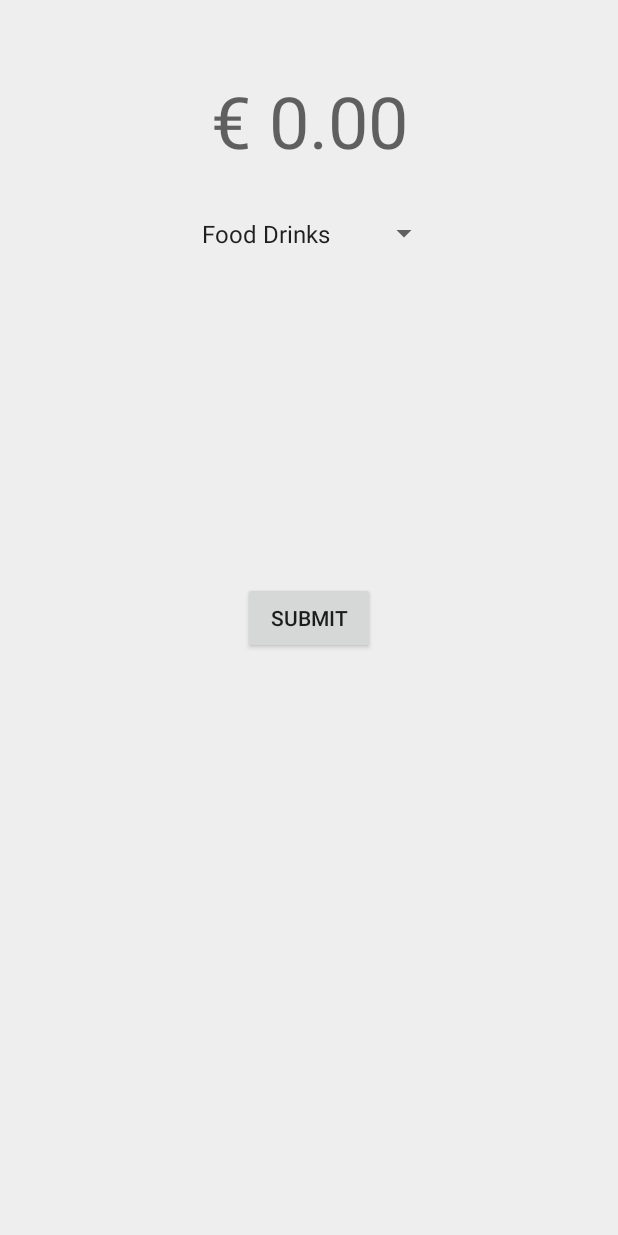
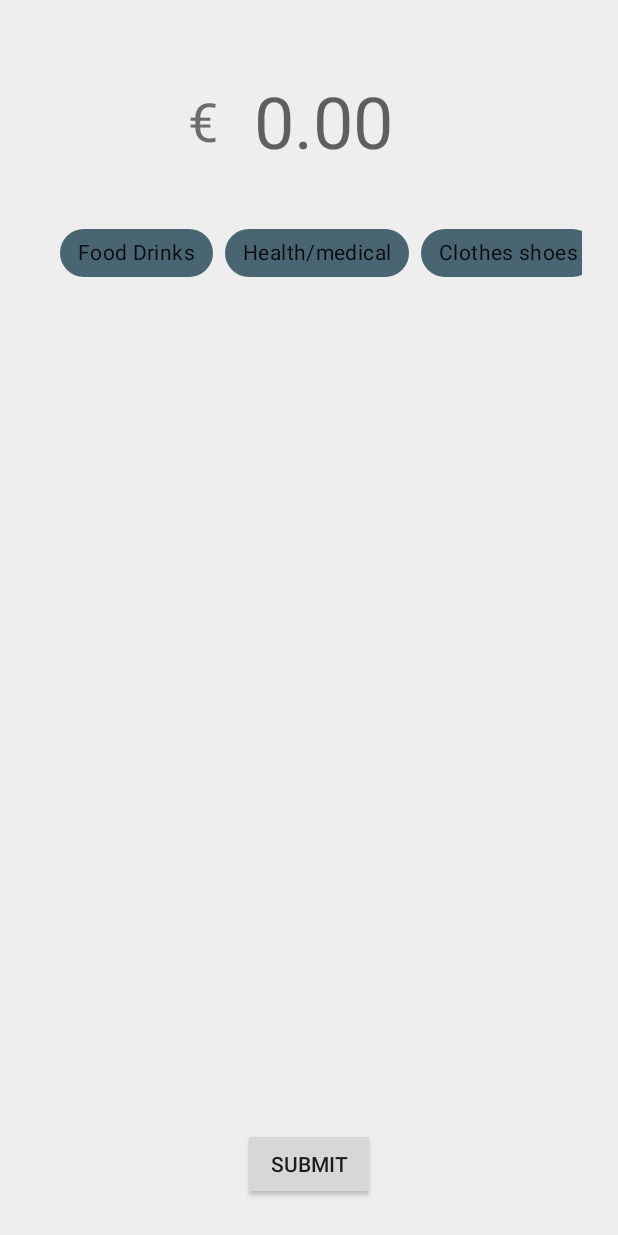
Before and after one commit to tdevika/hush-android, an Android app: the screen it shows after launch (SearchActivity), on a phone screen of 412 x 824 dp. Run offline under Robolectric (Android 15) with nearby library versions, the phone set to English and light mode, and no system bars; our stand-ins replace Dagger/Hilt's generated code, RxJava, data binding; 1 statement that could not run was skipped.

Commit message:
Implemented chip group for category

```diff
--- a/app/src/main/AndroidManifest.xml
+++ b/app/src/main/AndroidManifest.xml
@@ -13,9 +13,10 @@
         android:label="@string/app_name"
         android:roundIcon="@mipmap/ic_launcher_round"
         android:supportsRtl="true"
-        android:theme="@style/AppTheme.NoActionBar">
+        android:theme="@style/AppTheme">
 
-        <activity android:name=".ui.search.SearchActivity">
+        <activity android:name=".ui.search.SearchActivity"
+            android:windowSoftInputMode="stateAlwaysVisible">
             <intent-filter>
                 <action android:name="android.intent.action.MAIN" />
                 <action android:name="android.intent.action.VIEW" />
--- a/app/src/main/java/com/xpns/ui/search/SearchActivity.kt
+++ b/app/src/main/java/com/xpns/ui/search/SearchActivity.kt
@@ -1,11 +1,20 @@
 package com.xpns.ui.search
 
 import android.os.Bundle
+import androidx.recyclerview.widget.LinearLayoutManager
 import com.xpns.R
 import com.xpns.databinding.ActivitySearchBinding
 import com.xpns.ui.base.BaseActivity
+import com.xpns.utils.SpacesItemDecoration
+import javax.inject.Inject
 
 class SearchActivity : BaseActivity<ActivitySearchBinding, SearchViewModel>() {
+
+    @Inject
+    lateinit var searchAdapter: SearchAdapter
+
+    @Inject
+    lateinit var linearLayoutManager: LinearLayoutManager
 
     override fun getViewModelClass() = SearchViewModel::class.java
 
@@ -15,7 +24,17 @@ class SearchActivity : BaseActivity<ActivitySearchBinding, SearchViewModel>() {
 
     override fun onCreate(savedInstanceState: Bundle?) {
         super.onCreate(savedInstanceState)
+        initializeUI()
         subscribeToModel()
+    }
+
+    private fun initializeUI() {
+//        with(binding.rvCategory) {
+//            layoutManager = linearLayoutManager
+//            adapter = searchAdapter
+//        }
+//        binding.rvCategory.addItemDecoration(SpacesItemDecoration(6))
+
     }
 
     private fun subscribeToModel() {
--- a/app/src/main/java/com/xpns/ui/search/SearchViewModel.kt
+++ b/app/src/main/java/com/xpns/ui/search/SearchViewModel.kt
@@ -10,10 +10,13 @@ import javax.inject.Inject
 @ActivityScope
 class SearchViewModel @Inject constructor(private val githubRepository: GithubRepository) : BaseViewModel() {
     var amount: ObservableField<String> = ObservableField()
-    var categoryPosition: ObservableField<Int> = ObservableField()
-    var category = arrayOf("Food Drinks", "Health/medical", "Clothes shoes", "Transportation", "Gifts","Utilities","Travel","Debt","Other","Housing","Investments")
+    var category: String = ""
+
+    fun onCategoryItemClick(item: String) {
+        category = item
+    }
 
     fun onSubmit() {
-        githubRepository.saveExpens(amount.get()!!,category[categoryPosition.get()!!])
+        githubRepository.saveExpens(amount.get()!!, category)
     }
 }
--- /dev/null
+++ b/app/src/main/java/com/xpns/utils/CustomChipGroup.kt
@@ -0,0 +1,31 @@
+package com.xpns.utils
+
+import android.content.Context
+import android.util.AttributeSet
+import androidx.core.content.ContextCompat
+import com.google.android.material.chip.Chip
+import com.google.android.material.chip.ChipGroup
+import com.xpns.R
+
+
+class CustomChipGroup @JvmOverloads constructor(context: Context, attrs: AttributeSet? = null, defStyleAttr: Int = 0) : ChipGroup(context, attrs, defStyleAttr) {
+
+    private val categoryList: ArrayList<String> = arrayListOf()
+
+    init {
+        isSingleSelection = true
+        categoryList.addAll(context.resources.getStringArray(R.array.categories))
+        addChip(context)
+    }
+
+    fun addChip(context: Context) {
+        categoryList.forEach {
+            val chip = Chip(context)
+            chip.chipBackgroundColor=ContextCompat.getColorStateList(context, R.color.chip_background_color)
+            chip.isClickable=true
+            chip.isCheckable=true
+            chip.text = it
+            addView(chip)
+        }
+    }
+}
--- /dev/null
+++ b/app/src/main/res/color/chip_background_color.xml
@@ -0,0 +1,8 @@
+<?xml version="1.0" encoding="utf-8"?>
+<selector xmlns:android="http://schemas.android.com/apk/res/android">
+    <item android:state_pressed="true"
+        android:color="@color/colorPrimaryLight"/> <!-- pressed -->
+    <item android:state_focused="true"
+        android:color="@color/colorPrimaryLight"/> <!-- focused -->
+    <item android:color="@color/colorPrimaryLight"/> <!-- default -->
+</selector>
--- a/app/src/main/res/layout/activity_search.xml
+++ b/app/src/main/res/layout/activity_search.xml
@@ -1,5 +1,6 @@
 <?xml version="1.0" encoding="utf-8"?>
-<layout xmlns:android="http://schemas.android.com/apk/res/android">
+<layout xmlns:android="http://schemas.android.com/apk/res/android"
+    xmlns:app="http://schemas.android.com/apk/res-auto">
 
     <data>
 
@@ -8,42 +9,73 @@
         <variable
             name="viewModel"
             type="com.xpns.ui.search.SearchViewModel" />
+
     </data>
 
     <RelativeLayout
         android:layout_width="match_parent"
-        android:padding="24dp"
-        android:layout_height="match_parent">
+        android:layout_height="match_parent"
+        android:padding="24dp">
+
+        <LinearLayout
+            android:id="@+id/amount_container"
+            android:layout_width="wrap_content"
+            android:layout_height="wrap_content"
+            android:layout_alignParentTop="true"
+            android:layout_centerHorizontal="true"
+            android:orientation="horizontal">
+
+            <androidx.appcompat.widget.AppCompatTextView
+                android:layout_width="wrap_content"
+                android:layout_height="wrap_content"
+                android:layout_gravity="center_vertical"
+                android:text="@string/currency"
+                android:textSize="36sp" />
 
             <androidx.appcompat.widget.AppCompatEditText
                 android:id="@+id/amount"
                 android:layout_width="wrap_content"
                 android:layout_height="wrap_content"
                 android:background="@null"
-            android:layout_alignParentTop="true"
-            android:layout_centerHorizontal="true"
+                android:gravity="start"
                 android:hint="@string/hint_amount"
-            android:inputType="number"
-            android:gravity="center"
+                android:inputType="numberDecimal"
                 android:padding="24dp"
                 android:paddingBottom="16dp"
                 android:text="@={viewModel.amount}"
                 android:textSize="48sp" />
 
-        <androidx.appcompat.widget.AppCompatSpinner
-            android:id="@+id/category"
+        </LinearLayout>
+
+        <!--<androidx.recyclerview.widget.RecyclerView-->
+        <!--android:id="@+id/rv_category"-->
+        <!--android:layout_width="match_parent"-->
+        <!--android:layout_height="wrap_content"-->
+        <!--android:layout_below="@+id/amount_container"/>-->
+        <HorizontalScrollView
+            android:layout_width="match_parent"
+            android:layout_height="wrap_content"
+            android:layout_below="@+id/amount_container"
+            android:layout_marginTop="8dp"
+            android:layout_marginBottom="8dp"
+            android:clipToPadding="false"
+            android:paddingLeft="16dp"
+            android:paddingRight="16dp"
+            android:scrollbars="none">
+
+            <com.xpns.utils.CustomChipGroup
+                android:id="@+id/cg_category"
                 android:layout_width="wrap_content"
                 android:layout_height="wrap_content"
-            android:layout_below="@+id/amount"
-            android:layout_centerHorizontal="true"
-            android:padding="8dp"
-            android:entries="@array/categories"
-            android:selectedItemPosition="@={viewModel.categoryPosition}" />
+                 />
+
+        </HorizontalScrollView>
 
         <androidx.appcompat.widget.AppCompatButton
             android:layout_width="wrap_content"
             android:layout_height="wrap_content"
-            android:layout_centerInParent="true"
+            android:layout_alignParentBottom="true"
+            android:layout_centerHorizontal="true"
             android:onClick="@{() -> viewModel.onSubmit()}"
             android:text="@string/submit" />
     </RelativeLayout>
--- /dev/null
+++ b/app/src/main/res/layout/chip_view.xml
@@ -0,0 +1,5 @@
+<?xml version="1.0" encoding="utf-8"?>
+<com.google.android.material.chip.Chip xmlns:android="http://schemas.android.com/apk/res/android"
+    android:layout_width="wrap_content"
+    android:background="@color/colorAccent"
+    android:layout_height="wrap_content"/>
--- a/app/src/main/res/values/colors.xml
+++ b/app/src/main/res/values/colors.xml
@@ -1,9 +1,10 @@
 <?xml version="1.0" encoding="utf-8"?>
 <resources>
-    <color name="colorPrimary">#009688</color>
-    <color name="colorPrimaryDark">#00796B</color>
-    <color name="colorPrimaryLight">#B2DFDB</color>
-    <color name="colorAccent">#FF5722</color>
+    <color name="colorPrimary">#344955</color>
+    <color name="colorPrimaryDark">#232F34</color>
+    <color name="colorPrimaryLight1">#B2DFDB</color>
+    <color name="colorPrimaryLight">#4A6572</color>
+    <color name="colorAccent">#F9AA33</color>
     <color name="colorPrimaryText">#212121</color>
     <color name="colorSecondaryText">#757575</color>
     <color name="icons">#FFFFFF</color>
--- a/app/src/main/res/values/dimens.xml
+++ b/app/src/main/res/values/dimens.xml
@@ -48,5 +48,7 @@
     <dimen name="dp16">16dp</dimen>
     <dimen name="dp60">60dp</dimen>
     <dimen name="mb_corner_radius_2">2dp</dimen>
+    <dimen name="dp72">72dp</dimen>
+    <dimen name="dp86">86dp</dimen>
 
 </resources>
--- a/app/src/main/res/values/strings.xml
+++ b/app/src/main/res/values/strings.xml
@@ -7,7 +7,8 @@
     <string name="repo_name">Repository Name &#160;</string>
     <string name="empty_search_result">No results found</string>
     <string name="title_activity_main2">Main2Activity</string>
-    <string name="hint_amount">€ 0.00</string>
+    <string name="hint_amount">0.00</string>
+    <string name="currency">€</string>
     <string name="submit">Submit</string>
     <string-array name="categories">
         <item>Food Drinks</item>
--- a/app/src/main/res/values/styles.xml
+++ b/app/src/main/res/values/styles.xml
@@ -1,14 +1,10 @@
 <resources>
 
     <!-- Base application theme. -->
-    <style name="AppTheme" parent="Theme.AppCompat.Light.DarkActionBar">
-        <!-- Customize your theme here. -->
+    <style name="AppTheme" parent="Theme.MaterialComponents.Light">
         <item name="colorPrimary">@color/colorPrimary</item>
         <item name="colorPrimaryDark">@color/colorPrimaryDark</item>
         <item name="colorAccent">@color/colorAccent</item>
-    </style>
-
-    <style name="AppTheme.NoActionBar" parent="AppTheme">
         <item name="windowActionBar">false</item>
         <item name="windowNoTitle">true</item>
         <item name="android:windowBackground">@color/windowBackground</item>
```
Also changed, not shown: app/src/main/java/com/xpns/ui/search/SearchActivityModule.kt (+11 -2 lines), app/src/main/java/com/xpns/ui/search/SearchAdapter.kt (added, +34 -0 lines), app/src/main/java/com/xpns/utils/SpacesItemDecoration.java (added, +23 -0 lines), app/src/main/res/layout/item_search.xml (+46 -60 lines). Lines whose indentation alone changed are shown as unchanged.
